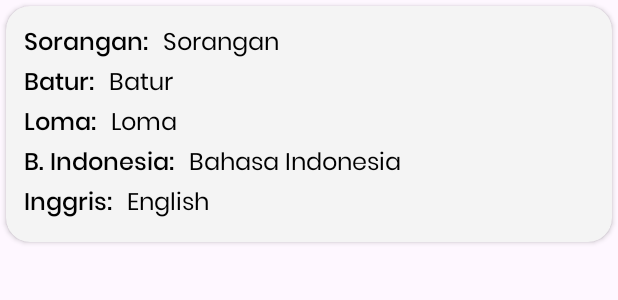
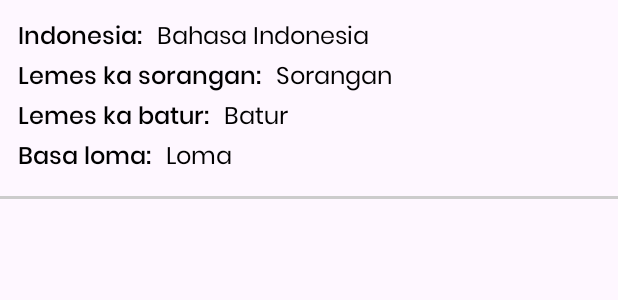
Before and after one commit to herdialfachri/sundarua, an Android app: the layout item_word.xml on its own in the app's theme, with its tools: preview values and no code run, on a phone screen of 412 x 824 dp. Shown: the top 300 px of the screen. Run offline under Robolectric (Android 15) with nearby library versions, the phone set to English and light mode, and no system bars.

Commit message:
Deleting english words in undak usuk, and redesign the view

```diff
--- a/app/src/main/java/com/example/sundarua/adapter/WordAdapter.kt
+++ b/app/src/main/java/com/example/sundarua/adapter/WordAdapter.kt
@@ -16,7 +16,7 @@ class WordAdapter(private var list: List<Word>) : RecyclerView.Adapter<WordAdapt
         val baturText: TextView = view.findViewById(R.id.tvBatur)
         val lomaText: TextView = view.findViewById(R.id.tvLoma)
         val bindoText: TextView = view.findViewById(R.id.tvBindo)
-        val englishText: TextView = view.findViewById(R.id.tvEnglish)
+//        val englishText: TextView = view.findViewById(R.id.tvEnglish)
     }
 
     override fun onCreateViewHolder(parent: ViewGroup, viewType: Int): ViewHolder {
@@ -33,7 +33,7 @@ class WordAdapter(private var list: List<Word>) : RecyclerView.Adapter<WordAdapt
         holder.baturText.text = word.batur
         holder.lomaText.text = word.loma
         holder.bindoText.text = word.bindo
-        holder.englishText.text = word.english
+//        holder.englishText.text = word.english
     }
 
     fun filterList(query: String) {
@@ -44,8 +44,8 @@ class WordAdapter(private var list: List<Word>) : RecyclerView.Adapter<WordAdapt
                 it.sorangan.contains(query, ignoreCase = true) ||
                         it.batur.contains(query, ignoreCase = true) ||
                         it.loma.contains(query, ignoreCase = true) ||
-                        it.bindo.contains(query, ignoreCase = true) ||
-                        it.english.contains(query, ignoreCase = true)
+                        it.bindo.contains(query, ignoreCase = true)
+//                        it.english.contains(query, ignoreCase = true)
             }
         }
         notifyDataSetChanged()
--- a/app/src/main/res/layout/activity_word.xml
+++ b/app/src/main/res/layout/activity_word.xml
@@ -55,7 +55,7 @@
         android:layout_width="match_parent"
         android:layout_height="0dp"
         android:layout_weight="1"
-        android:padding="16dp" >
+        android:padding="6dp" >
 
         <ProgressBar
             android:id="@+id/progressBar"
--- a/app/src/main/res/layout/item_word.xml
+++ b/app/src/main/res/layout/item_word.xml
@@ -1,23 +1,38 @@
 <?xml version="1.0" encoding="utf-8"?>
-<androidx.cardview.widget.CardView xmlns:android="http://schemas.android.com/apk/res/android"
+<LinearLayout xmlns:android="http://schemas.android.com/apk/res/android"
     xmlns:app="http://schemas.android.com/apk/res-auto"
     android:layout_width="match_parent"
     android:layout_height="wrap_content"
     xmlns:tools="http://schemas.android.com/tools"
-    android:elevation="4dp"
-    android:layout_margin="4dp"
+    android:orientation="vertical"
     android:backgroundTint="@color/gray"
     app:cardCornerRadius="16dp">
 
-    <LinearLayout
+    <RelativeLayout
         android:layout_width="match_parent"
         android:layout_height="wrap_content"
         android:orientation="vertical"
         android:padding="12dp">
 
-        <androidx.constraintlayout.widget.ConstraintLayout
-            android:layout_width="match_parent"
-            android:layout_height="wrap_content">
+        <TextView
+            android:id="@+id/labelBindo"
+            android:textSize="@dimen/text_m"
+            style="@style/blackMediumText"
+            android:layout_width="wrap_content"
+            android:layout_height="wrap_content"
+            android:layout_alignParentTop="true"
+            android:layout_alignParentStart="true"
+            android:text="@string/b_indonesia" />
+
+        <TextView
+            android:id="@+id/tvBindo"
+            android:textSize="@dimen/text_m"
+            style="@style/blackRegularText"
+            android:layout_width="wrap_content"
+            android:layout_height="wrap_content"
+            android:layout_toEndOf="@id/labelBindo"
+            android:layout_marginStart="10dp"
+            tools:text="Bahasa Indonesia" />
 
         <TextView
             android:id="@+id/labelSorangan"
@@ -26,25 +41,18 @@
             android:layout_width="wrap_content"
             android:layout_height="wrap_content"
             android:text="@string/sorangan"
-                app:layout_constraintStart_toStartOf="parent"
-                app:layout_constraintTop_toTopOf="parent" />
+            android:layout_below="@id/labelBindo"/>
 
         <TextView
             android:id="@+id/tvSorangan"
             android:textSize="@dimen/text_m"
             style="@style/blackRegularText"
-                android:layout_width="0dp"
+            android:layout_width="wrap_content"
             android:layout_height="wrap_content"
             android:layout_marginStart="10dp"
-                tools:text="Sorangan"
-                app:layout_constraintEnd_toEndOf="parent"
-                app:layout_constraintStart_toEndOf="@id/labelSorangan"
-                app:layout_constraintTop_toTopOf="parent" />
-        </androidx.constraintlayout.widget.ConstraintLayout>
-
-        <androidx.constraintlayout.widget.ConstraintLayout
-            android:layout_width="match_parent"
-            android:layout_height="wrap_content">
+            android:layout_toEndOf="@id/labelSorangan"
+            android:layout_alignTop="@id/labelSorangan"
+            tools:text="Sorangan" />
 
         <TextView
             android:id="@+id/labelBatur"
@@ -53,25 +61,18 @@
             android:layout_width="wrap_content"
             android:layout_height="wrap_content"
             android:text="@string/batur"
-                app:layout_constraintStart_toStartOf="parent"
-                app:layout_constraintTop_toTopOf="parent" />
+            android:layout_below="@id/tvSorangan"/>
 
         <TextView
             android:id="@+id/tvBatur"
             android:textSize="@dimen/text_m"
             style="@style/blackRegularText"
-                android:layout_width="0dp"
+            android:layout_width="wrap_content"
             android:layout_height="wrap_content"
             android:layout_marginStart="10dp"
-                tools:text="Batur"
-                app:layout_constraintEnd_toEndOf="parent"
-                app:layout_constraintStart_toEndOf="@id/labelBatur"
-                app:layout_constraintTop_toTopOf="parent" />
-        </androidx.constraintlayout.widget.ConstraintLayout>
-
-        <androidx.constraintlayout.widget.ConstraintLayout
-            android:layout_width="match_parent"
-            android:layout_height="wrap_content">
+            android:layout_toEndOf="@id/labelBatur"
+            android:layout_alignTop="@id/labelBatur"
+            tools:text="Batur" />
 
         <TextView
             android:id="@+id/labelLoma"
@@ -79,76 +80,23 @@
             style="@style/blackMediumText"
             android:layout_width="wrap_content"
             android:layout_height="wrap_content"
-                android:text="@string/loma"
-                app:layout_constraintBottom_toBottomOf="parent"
-                app:layout_constraintStart_toStartOf="parent"
-                app:layout_constraintTop_toTopOf="parent" />
+            android:layout_below="@id/labelBatur"
+            android:text="@string/loma" />
 
         <TextView
             android:id="@+id/tvLoma"
             android:textSize="@dimen/text_m"
             style="@style/blackRegularText"
-                android:layout_width="0dp"
+            android:layout_width="wrap_content"
             android:layout_height="wrap_content"
             android:layout_marginStart="10dp"
-                tools:text="Loma"
-                app:layout_constraintEnd_toEndOf="parent"
-                app:layout_constraintStart_toEndOf="@id/labelLoma"
-                app:layout_constraintTop_toTopOf="parent" />
-        </androidx.constraintlayout.widget.ConstraintLayout>
+            android:layout_toEndOf="@id/labelLoma"
+            android:layout_alignTop="@id/labelLoma"
+            tools:text="Loma" />
+    </RelativeLayout>
 
-        <androidx.constraintlayout.widget.ConstraintLayout
+    <View
         android:layout_width="match_parent"
-            android:layout_height="wrap_content">
-
-            <TextView
-                android:id="@+id/labelBindo"
-                android:textSize="@dimen/text_m"
-                style="@style/blackMediumText"
-                android:layout_width="wrap_content"
-                android:layout_height="wrap_content"
-                android:text="@string/b_indonesia"
-                app:layout_constraintStart_toStartOf="parent"
-                app:layout_constraintTop_toTopOf="parent" />
-
-            <TextView
-                android:id="@+id/tvBindo"
-                android:textSize="@dimen/text_m"
-                style="@style/blackRegularText"
-                android:layout_width="0dp"
-                android:layout_height="wrap_content"
-                android:layout_marginStart="10dp"
-                tools:text="Bahasa Indonesia"
-                app:layout_constraintEnd_toEndOf="parent"
-                app:layout_constraintStart_toEndOf="@id/labelBindo"
-                app:layout_constraintTop_toTopOf="parent" />
-        </androidx.constraintlayout.widget.ConstraintLayout>
-
-        <androidx.constraintlayout.widget.ConstraintLayout
-            android:layout_width="match_parent"
-            android:layout_height="wrap_content">
-
-            <TextView
-                android:id="@+id/labelEnglish"
-                android:textSize="@dimen/text_m"
-                style="@style/blackMediumText"
-                android:layout_width="wrap_content"
-                android:layout_height="wrap_content"
-                android:text="@string/inggris"
-                app:layout_constraintStart_toStartOf="parent"
-                app:layout_constraintTop_toTopOf="parent" />
-
-            <TextView
-                android:id="@+id/tvEnglish"
-                android:textSize="@dimen/text_m"
-                style="@style/blackRegularText"
-                android:layout_width="0dp"
-                android:layout_height="wrap_content"
-                android:layout_marginStart="10dp"
-                tools:text="English"
-                app:layout_constraintEnd_toEndOf="parent"
-                app:layout_constraintStart_toEndOf="@id/labelEnglish"
-                app:layout_constraintTop_toTopOf="parent" />
-        </androidx.constraintlayout.widget.ConstraintLayout>
+        android:layout_height="2dp"
+        android:background="#CCCCCC" />
 </LinearLayout>
-</androidx.cardview.widget.CardView>
--- a/app/src/main/res/values/strings.xml
+++ b/app/src/main/res/values/strings.xml
@@ -14,10 +14,10 @@
     <string name="press_button">Pencet tombol ieu upami atos rengse</string>
     <string name="next">Lajengkeun</string>
     <string name="finish">Rengse</string>
-    <string name="sorangan">Sorangan:</string>
-    <string name="batur">Batur:</string>
-    <string name="loma">Loma:</string>
-    <string name="b_indonesia">B. Indonesia:</string>
+    <string name="sorangan">Lemes ka sorangan:</string>
+    <string name="batur">Lemes ka batur:</string>
+    <string name="loma">Basa loma:</string>
+    <string name="b_indonesia">Indonesia:</string>
     <string name="inggris">Inggris:</string>
     <string name="nami_panggilan">Nami Panggilan:</string>
     <string name="sundarua_app">Sundarua App</string>
```
Lines whose indentation alone changed are shown as unchanged.
